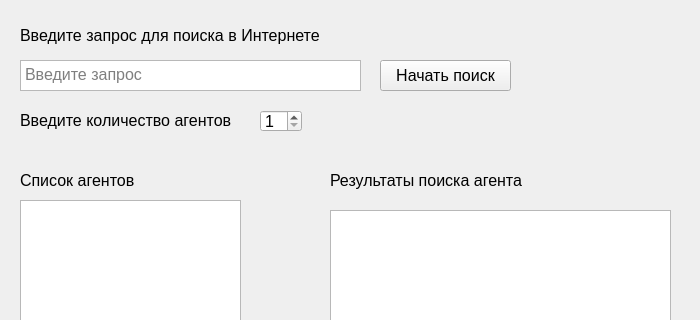
Qt form main_window.ui (Alexa201228/AI_web_search) before a commit; both pictures show x 0 to 700 and y 0 to 320 of the 700 by 520 pixel window.
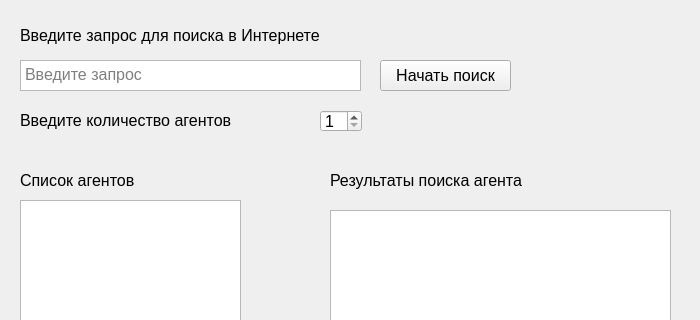
The same form after that commit.

The edit to the form file:
```diff
--- a/main_window.ui
+++ b/main_window.ui
@@ -77,7 +77,7 @@
    <widget class="QSpinBox" name="agents_count">
     <property name="geometry">
      <rect>
-      <x>260</x>
+      <x>320</x>
       <y>110</y>
       <width>42</width>
       <height>22</height>
@@ -117,7 +117,7 @@
      <rect>
       <x>20</x>
       <y>170</y>
-      <width>131</width>
+      <width>151</width>
       <height>21</height>
      </rect>
     </property>
@@ -136,7 +136,7 @@
      <rect>
       <x>330</x>
       <y>170</y>
-      <width>211</width>
+      <width>241</width>
       <height>21</height>
      </rect>
     </property>
```
Left out of the diff: 2 changed lines with no effect on the pictures.
